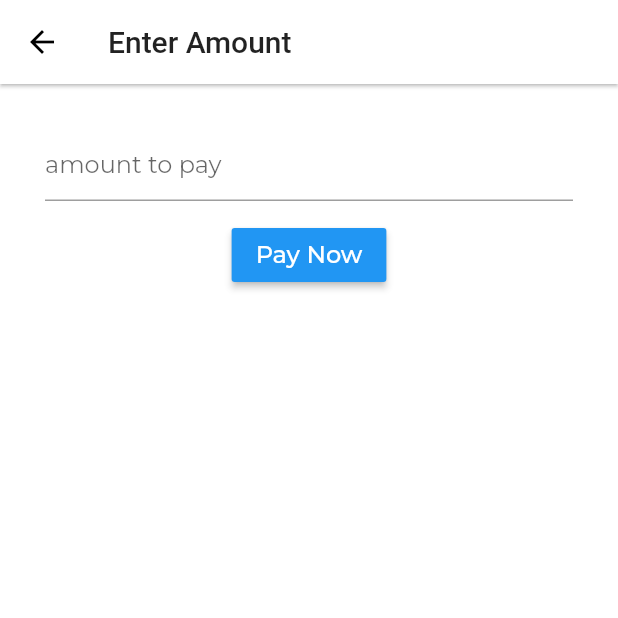
After one commit to KimoSAABe/FoodTakeOutApp, a Flutter app: the Payment screen opened directly, after a tap on "Pay Now", on a phone screen of 412 x 824 dp, the top half of it. The commit adds this screen. Run offline on Flutter 3.47's test engine with Material 2 defaults, Android fonts, the light colour scheme and no system bars; our stand-ins replace flutter_swiper, google_fonts, toast; missing offline and left inert: razorpay_flutter.

Commit message:
added payment method, first draft

```diff
--- /dev/null
+++ b/lib/views/mobile/payment/payment_screen.dart
@@ -0,0 +1,99 @@
+import 'package:flutter/material.dart';
+import 'package:razorpay_flutter/razorpay_flutter.dart';
+import 'package:toast/toast.dart';
+
+class Payment extends StatefulWidget {
+  @override
+  _PaymentState createState() => _PaymentState();
+}
+
+class _PaymentState extends State<Payment> {
+  Razorpay razorpay;
+  TextEditingController textEditingController = new TextEditingController();
+
+  @override
+  void initState() {
+    super.initState();
+
+    razorpay = new Razorpay();
+
+    razorpay.on(Razorpay.EVENT_PAYMENT_SUCCESS, handlerPaymentSuccess);
+    razorpay.on(Razorpay.EVENT_PAYMENT_ERROR, handlerErrorFailure);
+    razorpay.on(Razorpay.EVENT_EXTERNAL_WALLET, handlerExternalWallet);
+  }
+
+  @override
+  void dispose() {
+    // TODO: implement dispose
+    super.dispose();
+    razorpay.clear();
+  }
+
+  void openCheckout() {
+    var options = {
+      // "key": "SUpRUclmPH9tdrkn2BCb2",
+      "key": "rzp_test_21AOK6u6doEkrU",
+      "amount": num.parse(textEditingController.text) * 100,
+      "name": "Razorpay Payment",
+      "description": "Payment for your order",
+      "prefill": {"contact": "2323232323", "email": "shdjsdh@gmail.com"},
+      "external": {
+        "wallets": ["paytm"]
+      }
+    };
+
+    try {
+      razorpay.open(options);
+    } catch (e) {
+      print(e.toString());
+    }
+  }
+
+  void handlerPaymentSuccess() {
+    print("Pament success");
+    Toast.show("Pament success", context);
+  }
+
+  void handlerErrorFailure() {
+    print("Pament error");
+    Toast.show("Pament error", context);
+  }
+
+  void handlerExternalWallet() {
+    print("External Wallet");
+    Toast.show("External Wallet", context);
+  }
+
+  @override
+  Widget build(BuildContext context) {
+    return Scaffold(
+      appBar: AppBar(
+        title: Text("Enter Amount"),
+      ),
+      body: Padding(
+        padding: const EdgeInsets.all(30.0),
+        child: Column(
+          children: [
+            TextField(
+              controller: textEditingController,
+              decoration: InputDecoration(hintText: "amount to pay"),
+            ),
+            SizedBox(
+              height: 12,
+            ),
+            RaisedButton(
+              color: Colors.blue,
+              child: Text(
+                "Pay Now",
+                style: TextStyle(color: Colors.white),
+              ),
+              onPressed: () {
+                openCheckout();
+              },
+            )
+          ],
+        ),
+      ),
+    );
+  }
+}
--- a/pubspec.yaml
+++ b/pubspec.yaml
@@ -28,6 +28,8 @@ dependencies:
   flutter_swiper: ^1.1.6
   google_fonts: ^1.1.0
   shimmer: ^1.1.1
+  razorpay_flutter: ^1.2.1
+  toast: ^0.1.5
 
 dev_dependencies:
   flutter_test:
```
Also changed, not shown: lib/views/mobile/cart/cart_screen.dart (+64 -21 lines), lib/views/mobile/home_bottom_navigation_screen.dart (+12 -6 lines), pubspec.lock, 1 other file.
